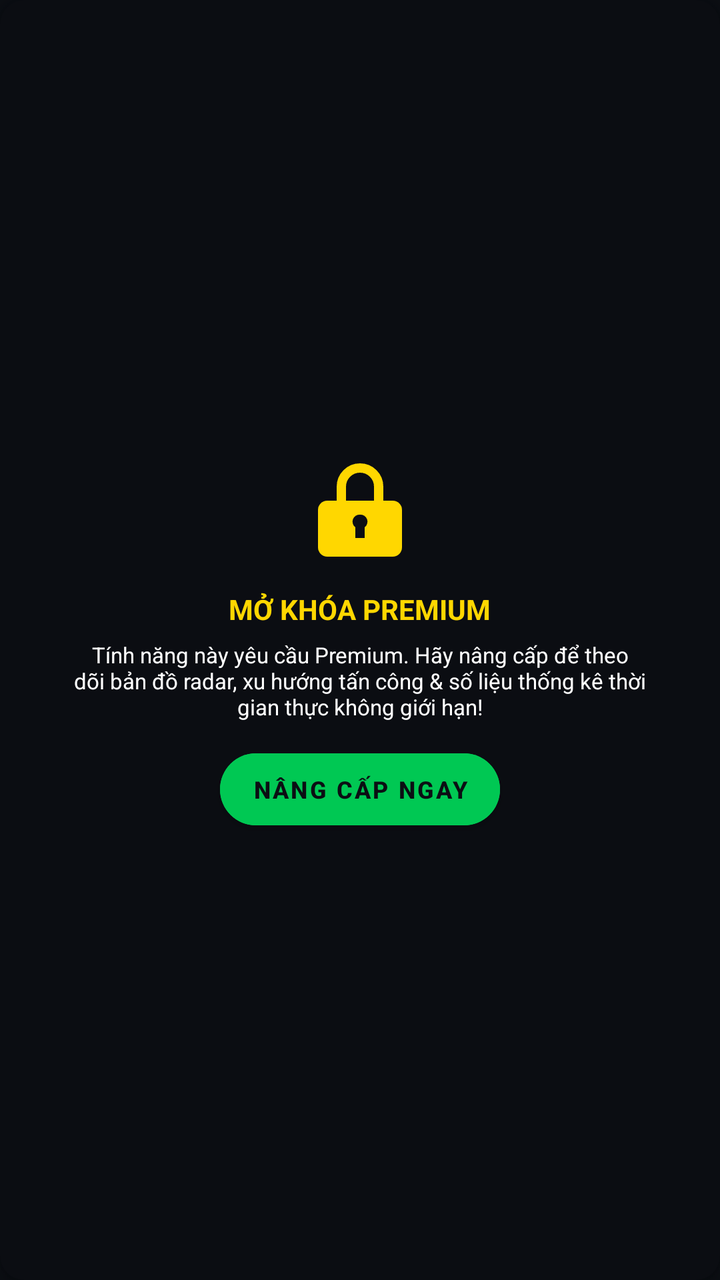
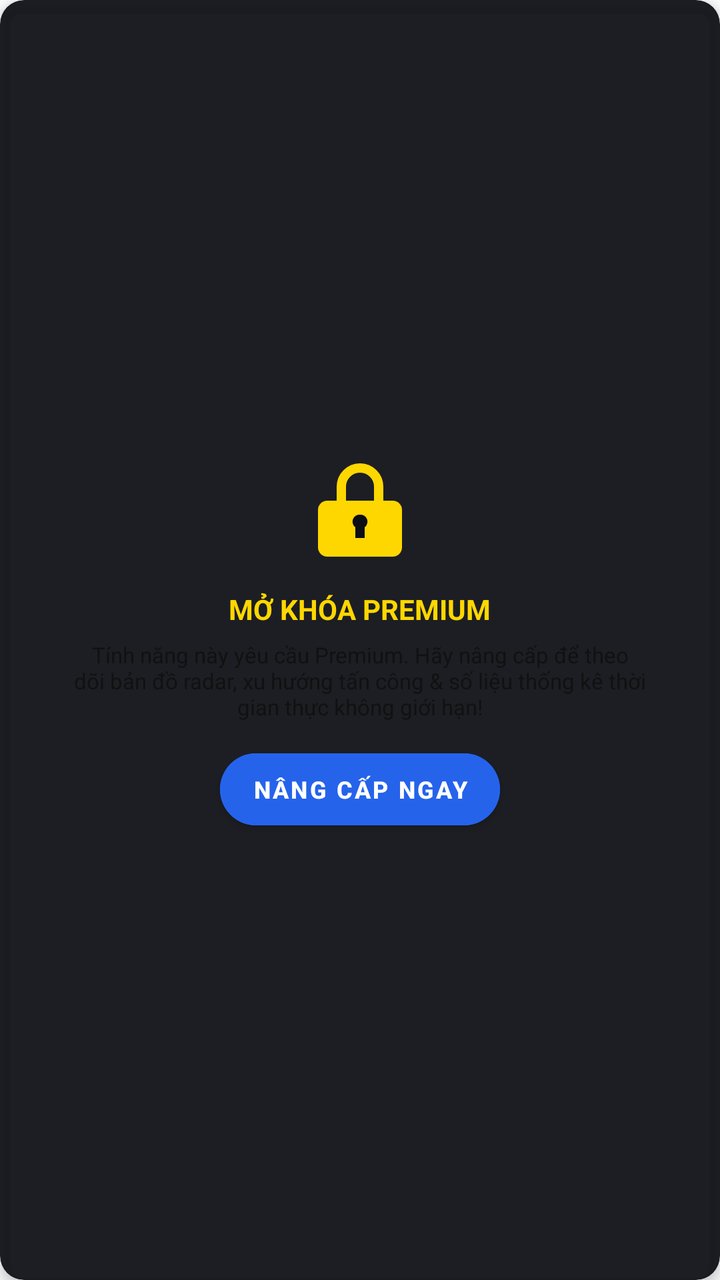

Before-and-after screenshots of an Android layout around one commit, followed by the original layout XML and the change that was made.
<!-- AndroidManifest.xml: application theme Theme.MyApplication -->
<!-- res/layout/layout_premium_lock_overlay.xml -->
<?xml version="1.0" encoding="utf-8"?>
<androidx.cardview.widget.CardView xmlns:android="http://schemas.android.com/apk/res/android"
    xmlns:app="http://schemas.android.com/apk/res-auto"
    android:layout_width="match_parent"
    android:layout_height="match_parent"
    app:cardBackgroundColor="#EC0B0E13"
    app:cardCornerRadius="12dp"
    app:cardElevation="4dp">

    <LinearLayout
        android:layout_width="match_parent"
        android:layout_height="match_parent"
        android:gravity="center"
        android:orientation="vertical"
        android:padding="20dp">

        <ImageView
            android:id="@+id/ivLockIcon"
            android:layout_width="56dp"
            android:layout_height="56dp"
            android:layout_marginBottom="12dp"
            android:contentDescription="Locked feature"
            app:srcCompat="@drawable/ic_premium_lock" />

        <TextView
            android:id="@+id/tvLockTitle"
            android:layout_width="wrap_content"
            android:layout_height="wrap_content"
            android:text="MỞ KHÓA PREMIUM"
            android:textColor="#FFD700"
            android:textSize="14sp"
            android:textStyle="bold"
            android:layout_marginBottom="6dp" />

        <TextView
            android:id="@+id/tvLockSubtitle"
            android:layout_width="match_parent"
            android:layout_height="wrap_content"
            android:gravity="center"
            android:text="Tính năng này yêu cầu Premium. Hãy nâng cấp để theo dõi bản đồ radar, xu hướng tấn công &amp; số liệu thống kê thời gian thực không giới hạn!"
            android:textColor="@color/text_white"
            android:textSize="11sp"
            android:layout_marginBottom="16dp"
            android:layout_marginHorizontal="16dp" />

        <com.google.android.material.button.MaterialButton
            android:id="@+id/btnUnlockNow"
            style="@style/Widget.MaterialComponents.Button"
            android:layout_width="wrap_content"
            android:layout_height="36dp"
            android:backgroundTint="@color/accent_green"
            android:insetTop="0dp"
            android:insetBottom="0dp"
            android:text="Nâng cấp ngay"
            android:textColor="@color/bg_dark"
            android:textSize="12sp"
            android:textStyle="bold"
            app:cornerRadius="18dp" />

    </LinearLayout>

</androidx.cardview.widget.CardView>
<!-- resources referenced by this layout -->
<resources>
  <color name="accent_green">#00C853</color>
  <color name="bg_dark">#0B0E13</color>
  <color name="text_white">#FFFFFF</color>
  <!-- drawable ic_premium_lock (drawable) -->
  <vector xmlns:android="http://schemas.android.com/apk/res/android"
      android:width="48dp"
      android:height="48dp"
      android:viewportWidth="24"
      android:viewportHeight="24">
      
      <path
          android:fillColor="#00000000"
          android:strokeColor="#FFD700"
          android:strokeWidth="2"
          android:strokeLineCap="round"
          android:pathData="M8,10V7a4,4 0 0,1 8,0v3" />
      
      <path
          android:fillColor="#FFD700"
          android:pathData="M5,10h14a2,2 0 0,1 2,2v8a2,2 0 0,1 -2,2H5a2,2 0 0,1 -2,-2v-8a2,2 0 0,1 2,-2z" />
      
      <path
          android:fillColor="#0B0E13"
          android:pathData="M12,13a1.5,1.5 0 0,0 -1,2.7v2.3h2v-2.3a1.5,1.5 0 0,0 -1,-2.7z" />
  </vector>
  <style name="Theme.MyApplication" parent="Theme.MaterialComponents.NoActionBar">
          
          <item name="colorPrimary">@color/accent_green</item>
          <item name="colorPrimaryVariant">@color/bg_dark</item>
          <item name="colorOnPrimary">@color/white</item>
          
          <item name="colorSecondary">@color/accent_green_secondary</item>
          <item name="colorSecondaryVariant">@color/accent_green</item>
          <item name="colorOnSecondary">@color/black</item>
          
          <item name="android:statusBarColor">@color/bg_dark</item>
          <item name="android:windowBackground">@color/bg_dark</item>
          <item name="android:navigationBarColor">@color/bg_dark</item>
          
          <item name="android:textColor">@color/text_white</item>
          <item name="android:textColorSecondary">@color/text_muted</item>
      </style>
  <color name="white">#FFFFFFFF</color>
  <color name="accent_green_secondary">#00E676</color>
  <color name="black">#FF000000</color>
  <color name="text_muted">#9AA4B2</color>
</resources>

<!-- the commit's change to res/layout/layout_premium_lock_overlay.xml (unified diff, before → after) -->
@@ -52,7 +52,7 @@
             android:insetTop="0dp"
             android:insetBottom="0dp"
             android:text="Nâng cấp ngay"
-            android:textColor="@color/bg_dark"
+            android:textColor="@color/bg_light"
             android:textSize="12sp"
             android:textStyle="bold"
             app:cornerRadius="18dp" />
<!-- resource entries referenced after the edit -->
@@ -1,8 +1,8 @@
 <!-- resources referenced by this layout -->
 <resources>
-  <color name="accent_green">#00C853</color>
-  <color name="bg_dark">#0B0E13</color>
-  <color name="text_white">#FFFFFF</color>
+  <color name="accent_green">@color/primaryBlue</color>
+  <color name="bg_light">@color/background</color>
+  <color name="text_white">@color/textPrimary</color>
   <!-- drawable ic_premium_lock (drawable) -->
   <vector xmlns:android="http://schemas.android.com/apk/res/android"
       android:width="48dp"
@@ -25,26 +25,37 @@
           android:fillColor="#0B0E13"
           android:pathData="M12,13a1.5,1.5 0 0,0 -1,2.7v2.3h2v-2.3a1.5,1.5 0 0,0 -1,-2.7z" />
   </vector>
-  <style name="Theme.MyApplication" parent="Theme.MaterialComponents.NoActionBar">
+  <style name="Theme.MyApplication" parent="Theme.MaterialComponents.Light.NoActionBar">
           
           <item name="colorPrimary">@color/accent_green</item>
-          <item name="colorPrimaryVariant">@color/bg_dark</item>
+          <item name="colorPrimaryVariant">@color/white</item>
           <item name="colorOnPrimary">@color/white</item>
+          
           
           <item name="colorSecondary">@color/accent_green_secondary</item>
           <item name="colorSecondaryVariant">@color/accent_green</item>
-          <item name="colorOnSecondary">@color/black</item>
+          <item name="colorOnSecondary">@color/white</item>
           
-          <item name="android:statusBarColor">@color/bg_dark</item>
-          <item name="android:windowBackground">@color/bg_dark</item>
-          <item name="android:navigationBarColor">@color/bg_dark</item>
+          
+          <item name="android:statusBarColor">@color/white</item>
+          <item name="android:windowBackground">@color/white</item>
+          <item name="android:navigationBarColor">@color/white</item>
+          
+          
+          <item name="android:windowLightStatusBar">true</item>
+          <item name="android:windowLightNavigationBar" tools:targetApi="o_mr1">true</item>
+          
           
           <item name="android:textColor">@color/text_white</item>
           <item name="android:textColorSecondary">@color/text_muted</item>
       </style>
+  <color name="primaryBlue">#2563EB</color>
+  <color name="background">#FFFFFF</color>
+  <color name="textPrimary">#111111</color>
   <color name="white">#FFFFFFFF</color>
-  <color name="accent_green_secondary">#00E676</color>
-  <color name="black">#FF000000</color>
-  <color name="text_muted">#9AA4B2</color>
+  <color name="accent_green_secondary">@color/accentBlue</color>
+  <color name="text_muted">@color/textSecondary</color>
+  <color name="accentBlue">#3B82F6</color>
+  <color name="textSecondary">#666666</color>
 </resources>
 
